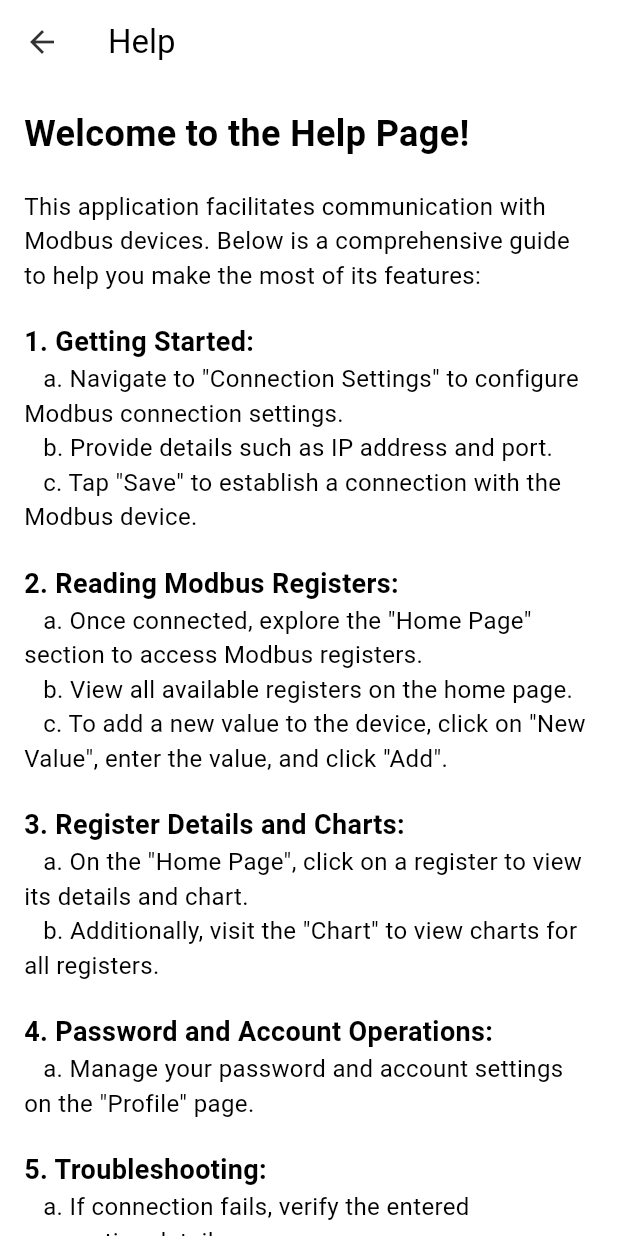
After one commit to MehmetCopurCE/ModMaster, a Flutter app: the HelpPage screen opened directly, on a phone screen of 412 x 824 dp. The commit adds this screen. Run offline on Flutter 3.47's test engine with Material 3 defaults, Android fonts, the phone set to English and light mode, and no system bars; our stand-ins replace cloud_firestore, firebase_auth, firebase_core, flutter_riverpod, flutter_secure_storage, fluttertoast and 1 more; missing offline and left inert: graphic, modbus; accounts and stored records are empty.

Commit message:
help page eklendi -ebru

```diff
--- /dev/null
+++ b/lib/screens/user_screens/help_page.dart
@@ -0,0 +1,145 @@
+import 'package:flutter/material.dart';
+
+class HelpPage extends StatelessWidget {
+  @override
+  Widget build(BuildContext context) {
+    return Scaffold(
+      appBar: AppBar(
+        title: Text('Help'),
+      ),
+      body: SingleChildScrollView(
+        child: Padding(
+          padding: const EdgeInsets.all(16.0),
+          child: Column(
+            crossAxisAlignment: CrossAxisAlignment.start,
+            children: [
+              Text(
+                'Welcome to the Help Page!',
+                style: TextStyle(
+                  fontSize: 24,
+                  fontWeight: FontWeight.bold,
+                ),
+              ),
+              SizedBox(height: 20),
+              Text(
+                'This application facilitates communication with Modbus devices. Below is a comprehensive guide to help you make the most of its features:',
+                style: TextStyle(fontSize: 16),
+              ),
+              SizedBox(height: 20),
+              Text(
+                '1. Getting Started:',
+                style: TextStyle(fontSize: 18, fontWeight: FontWeight.bold),
+              ),
+              Text(
+                '   a. Navigate to "Connection Settings" to configure Modbus connection settings.',
+                style: TextStyle(fontSize: 16),
+              ),
+              Text(
+                '   b. Provide details such as IP address and port.',
+                style: TextStyle(fontSize: 16),
+              ),
+              Text(
+                '   c. Tap "Save" to establish a connection with the Modbus device.',
+                style: TextStyle(fontSize: 16),
+              ),
+              SizedBox(height: 20),
+              Text(
+                '2. Reading Modbus Registers:',
+                style: TextStyle(fontSize: 18, fontWeight: FontWeight.bold),
+              ),
+              Text(
+                '   a. Once connected, explore the "Home Page" section to access Modbus registers.',
+                style: TextStyle(fontSize: 16),
+              ),
+              Text(
+                '   b. View all available registers on the home page.',
+                style: TextStyle(fontSize: 16),
+              ),
+              Text(
+                '   c. To add a new value to the device, click on "New Value", enter the value, and click "Add".',
+                style: TextStyle(fontSize: 16),
+              ),
+              SizedBox(height: 20),
+              Text(
+                '3. Register Details and Charts:',
+                style: TextStyle(fontSize: 18, fontWeight: FontWeight.bold),
+              ),
+              Text(
+                '   a. On the "Home Page", click on a register to view its details and chart.',
+                style: TextStyle(fontSize: 16),
+              ),
+              Text(
+                '   b. Additionally, visit the "Chart" to view charts for all registers.',
+                style: TextStyle(fontSize: 16),
+              ),
+              SizedBox(height: 20),
+              Text(
+                '4. Password and Account Operations:',
+                style: TextStyle(fontSize: 18, fontWeight: FontWeight.bold),
+              ),
+              Text(
+                '   a. Manage your password and account settings on the "Profile" page.',
+                style: TextStyle(fontSize: 16),
+              ),
+              SizedBox(height: 20),
+              Text(
+                '5. Troubleshooting:',
+                style: TextStyle(fontSize: 18, fontWeight: FontWeight.bold),
+              ),
+              Text(
+                '   a. If connection fails, verify the entered connection details.',
+                style: TextStyle(fontSize: 16),
+              ),
+              Text(
+                '   b. Check the device status and network connectivity.',
+                style: TextStyle(fontSize: 16),
+              ),
+              Text(
+                '   c. Ensure that the Modbus device supports the specified register address.',
+                style: TextStyle(fontSize: 16),
+              ),
+              SizedBox(height: 20),
+              Text(
+                '6. Frequently Asked Questions (FAQ):',
+                style: TextStyle(fontSize: 18, fontWeight: FontWeight.bold),
+              ),
+              Text(
+                '   a. Q: How can I add multiple Modbus devices?',
+                style: TextStyle(fontSize: 16),
+              ),
+              Text(
+                '      A: Go to "Connection Settings" and tap "Add Device" to configure additional connections.',
+                style: TextStyle(fontSize: 16),
+              ),
+              Text(
+                '   b. Q: Is there a way to export data?',
+                style: TextStyle(fontSize: 16),
+              ),
+              Text(
+                '      A: Currently, data export features are not available, but it is planned for future updates.',
+                style: TextStyle(fontSize: 16),
+              ),
+              SizedBox(height: 20),
+              Text(
+                '7. Contact Information:',
+                style: TextStyle(fontSize: 18, fontWeight: FontWeight.bold),
+              ),
+              Text(
+                '   For further assistance or inquiries, feel free to contact our support team:',
+                style: TextStyle(fontSize: 16),
+              ),
+              Text(
+                '   - Email: support@example.com',
+                style: TextStyle(fontSize: 16),
+              ),
+              Text(
+                '   - Phone: +1 (123) 456-7890',
+                style: TextStyle(fontSize: 16),
+              ),
+            ],
+          ),
+        ),
+      ),
+    );
+  }
+}
--- a/lib/screens/user_screens/settings_page.dart
+++ b/lib/screens/user_screens/settings_page.dart
@@ -6,6 +6,7 @@ import 'package:mobile_project/screens/user_screens/connection_setting_page.dart
 import 'package:mobile_project/widgets/setting_item.dart';
 import 'package:mobile_project/widgets/setting_switch.dart';
 import 'package:provider/provider.dart';
+import 'help_page.dart';
 
 class SettingsPage extends ConsumerStatefulWidget {
   const SettingsPage({super.key});
@@ -86,7 +87,9 @@ class _SettingsPageState extends ConsumerState<SettingsPage> {
               icon: Ionicons.help,
               bgColor: Colors.red.shade50,
               iconColor: Colors.red,
-              onTap: () {},
+              onTap: () {
+                Navigator.push(context, MaterialPageRoute(builder: (context) => HelpPage()));
+              },
               isEditiable: false,
             ),
           ],
```
Also changed, not shown: pubspec.lock.
